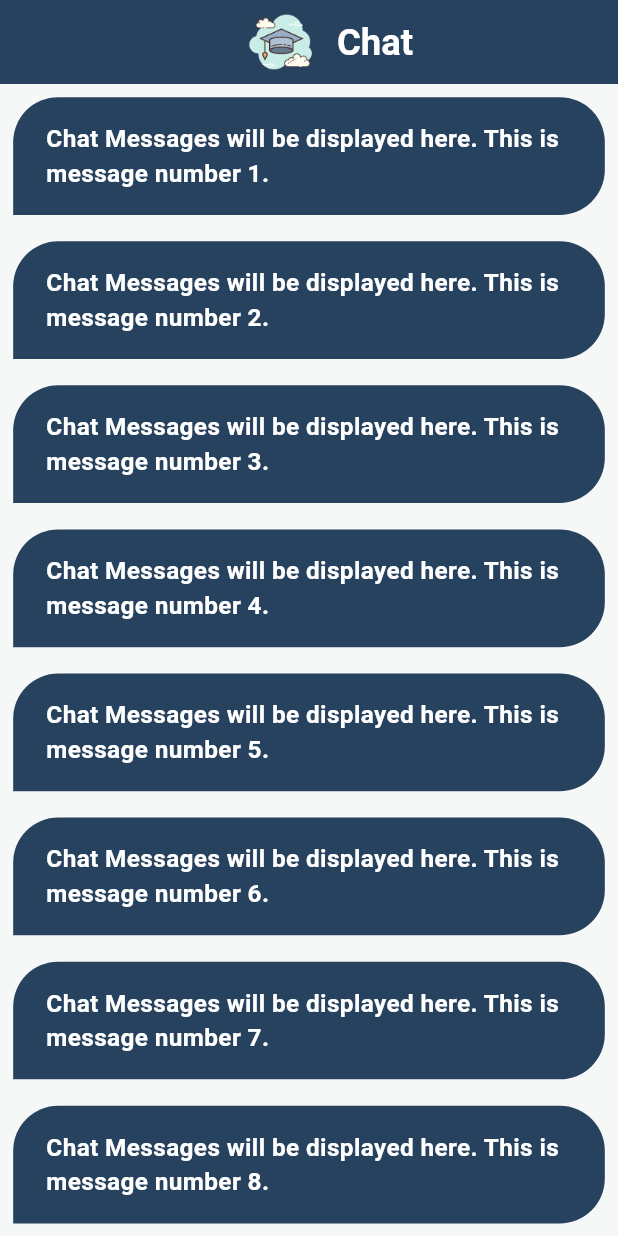
After one commit to OmarGamalDev/Scoloar-Chat, a Flutter app: the ChatView screen opened by its route, on a phone screen of 412 x 824 dp. The commit adds this screen. Run offline on Flutter 3.47's test engine with Material 3 defaults, Android fonts, the phone set to English and light mode, and no system bars; our stand-ins replace firebase_auth, firebase_core, flutter_bloc, flutter_screenutil, google_fonts, modal_progress_hud_nsn and 1 more; accounts and stored records are empty.

Commit message:
Add chat functionality with navigation and UI components

```diff
--- a/lib/core/constants/routes.dart
+++ b/lib/core/constants/routes.dart
@@ -1,4 +1,5 @@
 
+import 'package:chat_app/features/chat/presentation/views/chat_view.dart';
 import 'package:chat_app/features/chat/presentation/views/material_page_route_not_found.dart';
 import 'package:chat_app/features/chat/presentation/views/register_view.dart';
 import 'package:chat_app/features/chat/presentation/views/sign_in_view.dart';
@@ -10,6 +11,8 @@ Route<dynamic> onGenerateRoute(RouteSettings settings) {
       return MaterialPageRoute(builder: (_) => const SignInView());
     case RegisterView.routeName:
       return MaterialPageRoute(builder: (_) => const RegisterView());
+    case ChatView.routeName:
+      return MaterialPageRoute(builder: (_) => const ChatView());
     default:
       return MaterialPageRoute(
         builder: (_) => const MaterialPageRouteNotFound(),
--- /dev/null
+++ b/lib/features/chat/presentation/views/chat_view.dart
@@ -0,0 +1,45 @@
+import 'package:chat_app/core/constants/app_colors.dart';
+import 'package:chat_app/core/constants/app_styles.dart';
+import 'package:chat_app/core/constants/asset_images.dart';
+import 'package:chat_app/features/chat/presentation/views/widgets/chat_view_body.dart';
+import 'package:flutter/material.dart';
+import 'package:flutter/services.dart';
+import 'package:flutter_screenutil/flutter_screenutil.dart';
+
+class ChatView extends StatelessWidget {
+  const ChatView({super.key});
+  static const String routeName = 'ChatView';
+
+  @override
+  Widget build(BuildContext context) {
+    return PopScope(
+      canPop: false,
+      onPopInvokedWithResult: (didPop, result) {
+        SystemNavigator.pop();
+      },
+      child: Scaffold(
+        backgroundColor: const Color(0xfff6f7f7),
+        appBar: AppBar(
+          backgroundColor: AppColors.primaryColor,
+          centerTitle: true,
+          title: Padding(
+            padding: EdgeInsets.only(right: 30.w),
+            child: Row(
+              mainAxisAlignment: MainAxisAlignment.center,
+              children: [
+                Image.asset(AssetImages.logo, height: 50.h, width: 50.w),
+                SizedBox(width: 10.h),
+                Text(
+                  'Chat',
+                  style: AppStyles.headline1.copyWith(fontFamily: "Roboto"),
+                ),
+              ],
+            ),
+          ),
+          leading: const SizedBox(),
+        ),
+        body: ChatViewBody(),
+      ),
+    );
+  }
+}
--- /dev/null
+++ b/lib/features/chat/presentation/views/widgets/chat_bubble.dart
@@ -0,0 +1,40 @@
+import 'package:chat_app/core/constants/app_styles.dart';
+import 'package:flutter/material.dart';
+import 'package:flutter_screenutil/flutter_screenutil.dart';
+
+class ChatBubble extends StatelessWidget {
+  const ChatBubble({super.key, required this.color, required this.text});
+  final Color color;
+  final String text;
+
+  @override
+  Widget build(BuildContext context) {
+    return Align(
+      alignment: Alignment.centerLeft,
+      child: Container(
+        padding: EdgeInsets.only(
+          left: 20.w,
+          top: 16.h,
+          bottom: 16.h,
+          right: 20.w,
+        ),
+        margin: EdgeInsets.all(8.w),
+        decoration: BoxDecoration(
+          color: color,
+          borderRadius: const BorderRadius.only(
+            bottomRight: Radius.circular(30),
+            topLeft: Radius.circular(30),
+            topRight: Radius.circular(30),
+          ),
+        ),
+        child: Text(
+          text,
+          style: AppStyles.bodytext.copyWith(
+            fontFamily: "Roboto",
+            fontSize: 16.sp,
+          ),
+        ),
+      ),
+    );
+  }
+}
--- /dev/null
+++ b/lib/features/chat/presentation/views/widgets/chat_view_body.dart
@@ -0,0 +1,21 @@
+import 'package:chat_app/core/constants/app_colors.dart';
+import 'package:chat_app/features/chat/presentation/views/widgets/chat_bubble.dart';
+import 'package:flutter/material.dart';
+
+class ChatViewBody extends StatelessWidget {
+  const ChatViewBody({super.key});
+
+  @override
+  Widget build(BuildContext context) {
+    return ListView.builder(
+      itemCount: 10,
+      itemBuilder: (context, index) {
+        return ChatBubble(
+          color: AppColors.primaryColor,
+          text:
+              'Chat Messages will be displayed here. This is message number ${index + 1}.',
+        );
+      },
+    );
+  }
+}
--- a/lib/features/chat/presentation/views/widgets/register_view_body.dart
+++ b/lib/features/chat/presentation/views/widgets/register_view_body.dart
@@ -6,6 +6,7 @@ import 'package:chat_app/core/constants/validator.dart';
 import 'package:chat_app/core/shared_widgets/custom_button.dart';
 import 'package:chat_app/core/shared_widgets/custom_text_form_field.dart';
 import 'package:chat_app/core/shared_widgets/show_success_message.dart';
+import 'package:chat_app/features/chat/presentation/views/chat_view.dart';
 import 'package:firebase_auth/firebase_auth.dart';
 import 'package:flutter/material.dart';
 import 'package:flutter_screenutil/flutter_screenutil.dart';
@@ -78,6 +79,11 @@ class _RegisterViewBodyState extends State<RegisterViewBody> {
                         context,
                         message: "User Created Successfully",
                       );
+                      await Future.delayed(const Duration(milliseconds: 400));
+                      Navigator.pushReplacementNamed(
+                        context,
+                        ChatView.routeName,
+                      );
                     } on FirebaseAuthException catch (e) {
                       if (!context.mounted) return;
                       if (e.code == 'weak-password') {
@@ -88,8 +94,7 @@ class _RegisterViewBodyState extends State<RegisterViewBody> {
                       } else if (e.code == 'email-already-in-use') {
                         showerrormessage(
                           context,
-                            message:
-                                'The account already exists for that email.',
+                          message: 'The account already exists for that email.',
                         );
                       } else {
                         showerrormessage(
@@ -101,7 +106,7 @@ class _RegisterViewBodyState extends State<RegisterViewBody> {
                       isLoading = false;
                       setState(() {});
                     }
-                      }
+                  },
                 ),
               ),
               Padding(
--- a/lib/features/chat/presentation/views/widgets/sign_in_view_body.dart
+++ b/lib/features/chat/presentation/views/widgets/sign_in_view_body.dart
@@ -5,6 +5,7 @@ import 'package:chat_app/core/shared_widgets/custom_button.dart';
 import 'package:chat_app/core/shared_widgets/custom_text_form_field.dart';
 import 'package:chat_app/core/shared_widgets/show_error_message.dart';
 import 'package:chat_app/core/shared_widgets/show_success_message.dart';
+import 'package:chat_app/features/chat/presentation/views/chat_view.dart';
 import 'package:chat_app/features/chat/presentation/views/register_view.dart';
 import 'package:firebase_auth/firebase_auth.dart';
 import 'package:flutter/material.dart';
@@ -71,16 +72,13 @@ class _SignInViewBodyState extends State<SignInViewBody> {
                     isLoading = true;
                     setState(() {});
                     try {
-                      final credential = await FirebaseAuth.instance
-                          .signInWithEmailAndPassword(
-                            email: email!,
-                            password: password!,
-                          );
+                      await signin();
                       if (!context.mounted) return;
                       showsuccessmessage(
                         context,
                         message: "Sign in successful",
                       );
+                      Navigator.pushReplacementNamed(context, ChatView.routeName);
                     } on FirebaseAuthException catch (e) {
                       if (!context.mounted) return;
                       if (e.code == 'user-not-found') {
@@ -137,4 +135,11 @@ class _SignInViewBodyState extends State<SignInViewBody> {
       ),
     );
   }
+
+  Future<void> signin() async {
+    await FirebaseAuth.instance.signInWithEmailAndPassword(
+      email: email!,
+      password: password!,
+    );
+  }
 }
--- a/lib/main.dart
+++ b/lib/main.dart
@@ -8,9 +8,7 @@ import 'package:google_fonts/google_fonts.dart';
 
 void main() async {
   WidgetsFlutterBinding.ensureInitialized();
-  await Firebase.initializeApp(
-    options: DefaultFirebaseOptions.currentPlatform,
-  );
+  await Firebase.initializeApp(options: DefaultFirebaseOptions.currentPlatform);
   runApp(const ScoloarChat());
 }
 
@@ -23,15 +21,14 @@ class ScoloarChat extends StatelessWidget {
       designSize: const Size(375, 812),
       minTextAdapt: true,
       builder: (context, child) => MaterialApp(
-        debugShowCheckedModeBanner: true,
+        debugShowCheckedModeBanner: false,
         onGenerateRoute: onGenerateRoute,
         initialRoute: SignInView.routeName,
-        theme: ThemeData(textTheme: GoogleFonts.pacificoTextTheme(
-          Theme.of(context).textTheme,
-        ),
-        primaryTextTheme: GoogleFonts.pacificoTextTheme(
-          Theme.of(context).textTheme,
-        ),
+        theme: ThemeData(
+          textTheme: GoogleFonts.pacificoTextTheme(Theme.of(context).textTheme),
+          primaryTextTheme: GoogleFonts.pacificoTextTheme(
+            Theme.of(context).textTheme,
+          ),
         ),
       ),
     );
```
Lines whose indentation alone changed are shown as unchanged.
